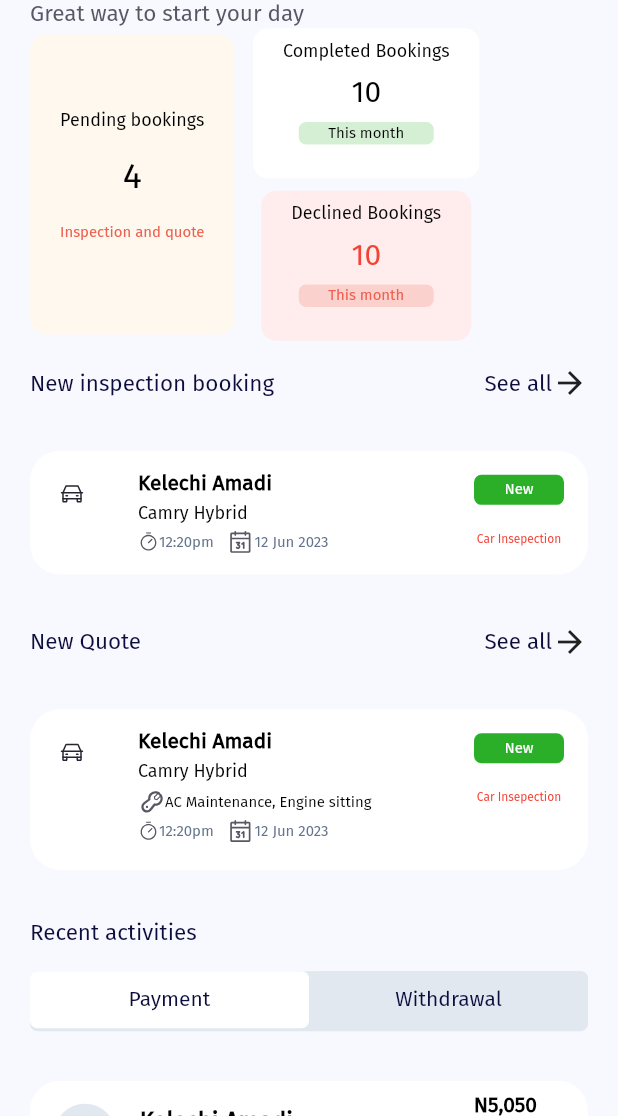
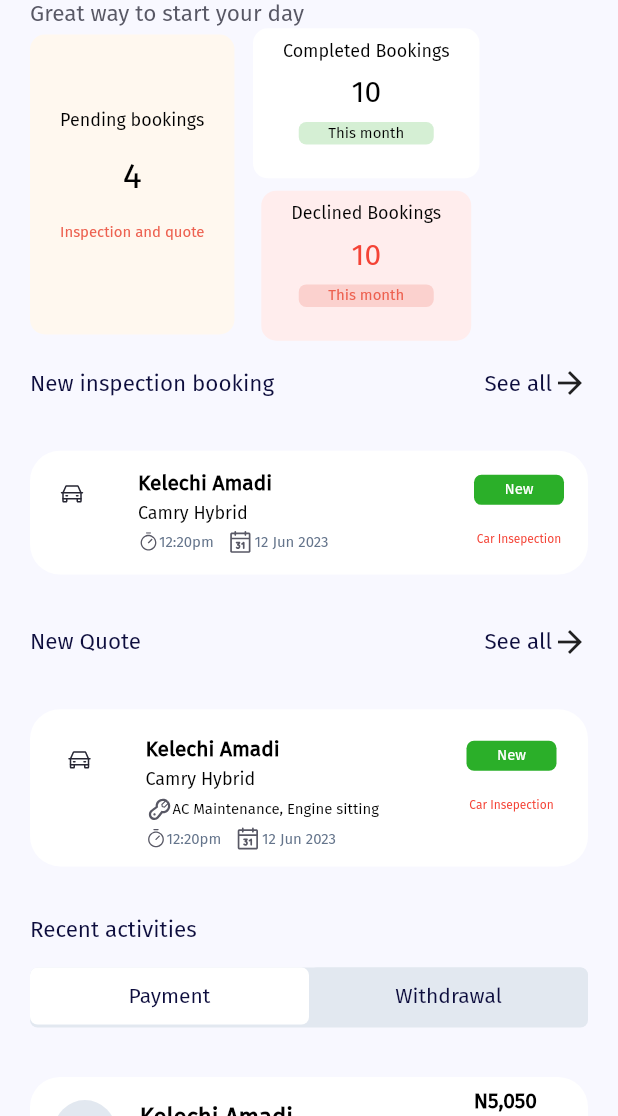
Before and after one commit to Dan-Deenero/ngbukky, a Flutter app: the HomeView screen opened directly, on a phone screen of 412 x 824 dp, the part 120-1236 px from its top. Run offline on Flutter 3.47's test engine with Material 2 defaults, Android fonts, the light colour scheme and no system bars; drawn by our look-alikes of overlay_support; our stand-ins replace dio, dots_indicator, flutter_hooks, flutter_sizer, flutter_svg, fluttertoast and 5 more; accounts and stored records are empty; project files that could hold a hidden picture were left out.

Commit message:
fixed little overflow

```diff
--- a/lib/src/features/presentation/views/mechanic/home.dart
+++ b/lib/src/features/presentation/views/mechanic/home.dart
@@ -262,8 +262,8 @@ class HomeView extends HookWidget {
               ),
               heightSpace(4),
               Container(
+                padding: EdgeInsets.all(5),
                 width: double.infinity,
-                height: 13.h,
                 decoration: BoxDecoration(
                   color: AppColors.white,
                   borderRadius: BorderRadius.circular(20),
@@ -302,10 +302,12 @@ class HomeView extends HookWidget {
                         Row(
                           children: [
                             SvgPicture.asset(AppImages.serviceIcon),
-                            customText(
-                                text: "AC Maintenance, Engine sitting",
-                                fontSize: 10,
-                                textColor: AppColors.black)
+                            Flexible(
+                              child: customText(
+                                  text: "AC Maintenance, Engine sitting",
+                                  fontSize: 10,
+                                  textColor: AppColors.black),
+                            )
                           ],
                         ),
                         heightSpace(.2),
```
Also changed, not shown: lib/src/features/presentation/views/mechanic/booking.dart (+8 -0 lines), lib/src/features/presentation/views/main_auth/login.dart (line endings or trailing spaces), 2 other files.
